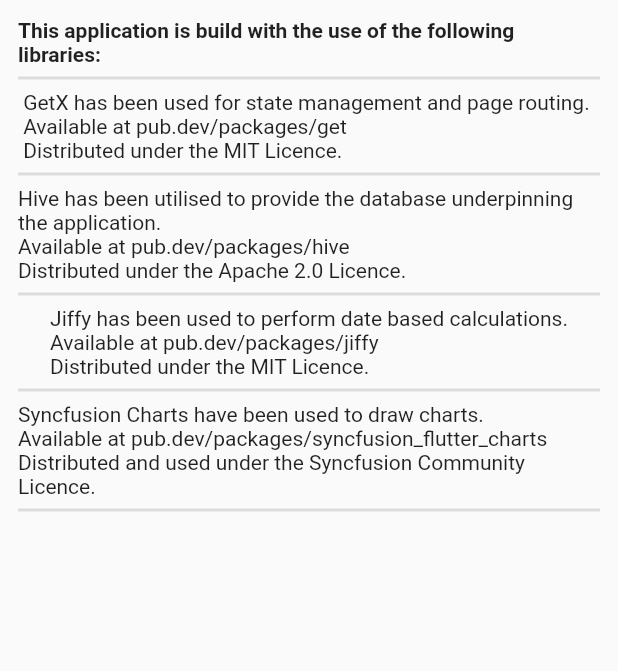
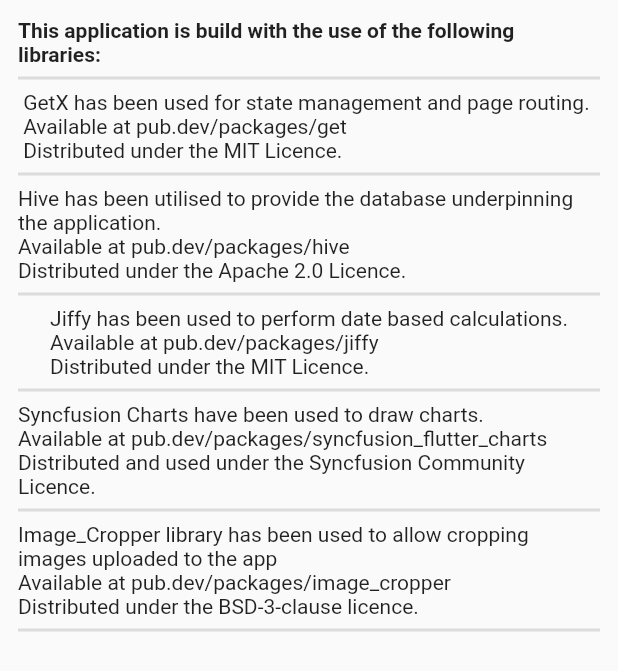
Before and after one commit to Stif-UK/WristCheck, a Flutter app: what getAcknowledgementCopy() shows on an empty page, opened directly, on a phone screen of 412 x 824 dp. Shown: the top 671 px of the screen. Run offline on Flutter 3.47's test engine with Material 2 defaults, Android fonts, the phone set to English and light mode, and no system bars; our stand-ins replace get, hive, hive_flutter, image_cropper, image_picker, jiffy and 1 more; accounts and stored records are empty.

Commit message:
updated acknowledgements to include image_cropper library

```diff
--- a/lib/copy/aboutapp_copy.dart
+++ b/lib/copy/aboutapp_copy.dart
@@ -48,6 +48,10 @@ class AboutAppCopy{
           Text("Syncfusion Charts have been used to draw charts."
               "\nAvailable at pub.dev/packages/syncfusion_flutter_charts \n"
               "Distributed and used under the Syncfusion Community Licence."),
+          Divider(thickness: 2),
+          Text("Image_Cropper library has been used to allow cropping images uploaded to the app"
+              "\nAvailable at pub.dev/packages/image_cropper  \n"
+              "Distributed under the BSD-3-clause licence."),
           Divider(thickness: 2)
         ],
       ),
```
